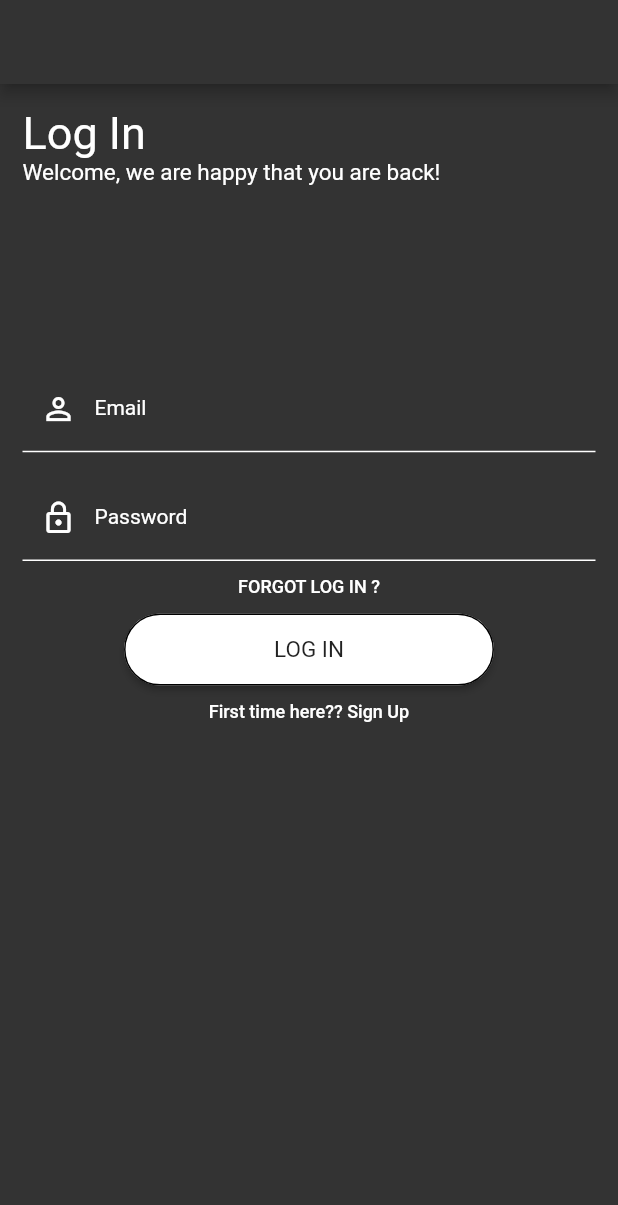
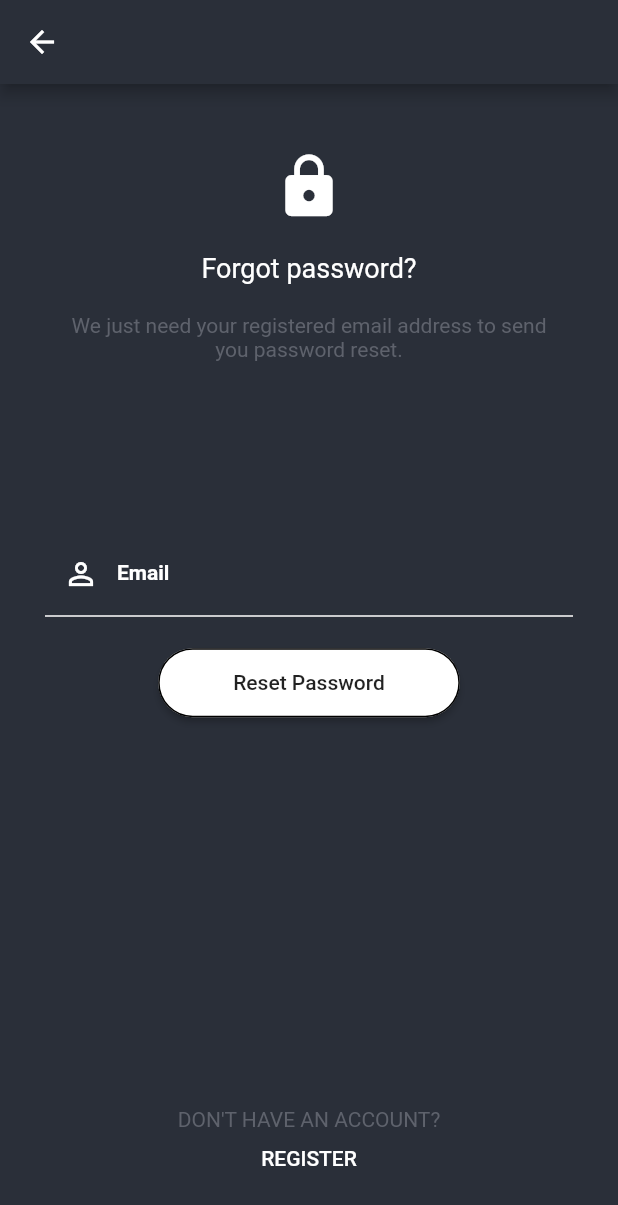
Before and after one commit to mahmoudalaa97/avid, a Flutter app: the screen it shows after launch, after a tap on "FORGOT LOG IN ?", on a phone screen of 412 x 824 dp. Shown: the top 1205 px of the screen. Run offline on Flutter 3.47's test engine with Material 2 defaults, Android fonts, the phone set to English and light mode, and no system bars; our stand-ins replace firebase_auth, firebase_database, firebase_storage, image_picker, shared_preferences, webview_flutter; missing offline and left inert: google_maps_webservice; accounts and stored records are empty.

Commit message:
add "style file" and "forgot password Screen" and "location piker screen"

```diff
--- /dev/null
+++ b/lib/screens/forgot_password_screen.dart
@@ -0,0 +1,230 @@
+import 'package:avid/services/auth.dart';
+import 'package:avid/utils/style.dart';
+import 'package:flutter/material.dart';
+
+import 'signup_screen.dart';
+
+class ForgotPasswordScreen extends StatefulWidget {
+  ForgotPasswordScreen({
+    this.auth,
+  });
+
+  final BaseAuth auth;
+
+  @override
+  _ForgotPasswordScreenState createState() => _ForgotPasswordScreenState();
+}
+
+class _ForgotPasswordScreenState extends State<ForgotPasswordScreen> {
+  ///------------------------------------------------  Parameters Section -------------------------------------///
+  //  _formKey and _autoValidate
+  final GlobalKey<FormState> _formKey = GlobalKey<FormState>();
+
+  //  For SnackBar
+  final GlobalKey<ScaffoldState> _scaffoldStateKey = GlobalKey<ScaffoldState>();
+
+  // Check  is valid or not
+  bool _autoValidate = false;
+
+  // To Save Email Here
+  String _email;
+
+  ///------------------------------------------------  BuildWidget Section -------------------------------------///
+  @override
+  Widget build(BuildContext context) {
+    return Scaffold(
+      key: _scaffoldStateKey,
+      appBar: AppBar(
+        backgroundColor: CColors.colorBackground,
+      ),
+      backgroundColor: CColors.colorBackground,
+      body: ListView(
+        shrinkWrap: true,
+        children: <Widget>[
+          Container(
+            height: MediaQuery.of(context).size.height - 80,
+            width: MediaQuery.of(context).size.width,
+            child: Column(
+              children: <Widget>[
+                Expanded(flex: 4, child: _buildHeaderWidget()),
+                Expanded(flex: 4, child: _buildBodyWidget()),
+                Expanded(flex: 2, child: _buildTileWidget())
+              ],
+            ),
+          ),
+        ],
+      ),
+    );
+  }
+
+  ///------------------------------------------------  Widget  Section -------------------------------------///
+  Widget _buildHeaderWidget() {
+    return Column(
+      children: <Widget>[
+        SizedBox(
+          height: 45,
+        ),
+        Icon(
+          Icons.lock,
+          color: CColors.white,
+          size: 47,
+        ),
+        SizedBox(
+          height: 20,
+        ),
+        Text("Forgot password?",
+            style: TextStyle(
+                color: Colors.white,
+                fontWeight: FontWeight.w400,
+                fontSize: 18)),
+        SizedBox(
+          height: 20,
+        ),
+        Padding(
+          padding: const EdgeInsets.only(left: 45, right: 45),
+          child: Text(
+            "We just need your registered email address to send you password reset.",
+            textWidthBasis: TextWidthBasis.parent,
+            textAlign: TextAlign.center,
+            style: TextStyle(color: Color(0xff5e626c), fontSize: 14),
+          ),
+        )
+      ],
+    );
+  }
+
+  Widget _buildBodyWidget() {
+    return Container(
+      margin: EdgeInsets.only(left: 30, right: 30),
+      child: Column(
+        children: <Widget>[
+          ////////////////////////////
+          ///   Email TextFiled   ///
+          ////////////////////////////
+          Form(
+            key: _formKey,
+            autovalidate: _autoValidate,
+            child: TextFormField(
+              onSaved: (email) {
+                _email = email;
+              },
+              validator: (email) {
+                Pattern pattern =
+                    r'^(([^<>()[\]\\.,;:\s@\"]+(\.[^<>()[\]\\.,;:\s@\"]+)*)|(\".+\"))@((\[[0-9]{1,3}\.[0-9]{1,3}\.[0-9]{1,3}\.[0-9]{1,3}\])|(([a-zA-Z\-0-9]+\.)+[a-zA-Z]{2,}))$';
+                RegExp regex = new RegExp(pattern);
+                if (!regex.hasMatch(email)) return 'Enter Valid Email';
+                if (email.length == 0)
+                  return 'Must Not Empty!';
+                else
+                  return null;
+              },
+              decoration: InputDecoration(
+                focusedBorder: Style.borderTextFormFiled,
+                enabledBorder: Style.borderTextFormFiled,
+                fillColor: Colors.white,
+                prefixIcon: Icon(
+                  Icons.person_outline,
+                  color: Colors.white,
+                ),
+                labelText: 'Email',
+                labelStyle: Style.styleTextFormFiled,
+              ),
+              keyboardType: TextInputType.emailAddress,
+              textInputAction: TextInputAction.next,
+              style: TextStyle(color: Colors.white),
+            ),
+          ),
+          SizedBox(
+            height: 20,
+          ),
+          RaisedButton(
+            onPressed: _validateAndSendForgotPassword,
+            child: Text(
+              "Reset Password",
+              textAlign: TextAlign.center,
+            ),
+            color: Colors.white,
+            shape: OutlineInputBorder(borderRadius: BorderRadius.circular(25)),
+            padding: EdgeInsets.only(left: 50, right: 50, top: 15, bottom: 15),
+          )
+        ],
+      ),
+    );
+  }
+
+  Widget _buildTileWidget() {
+    return Column(
+      mainAxisAlignment: MainAxisAlignment.end,
+      children: <Widget>[
+        Text(
+          "DON'T HAVE AN ACCOUNT?",
+          style: TextStyle(
+              color: Color(0xff5e626c),
+              fontSize: 14,
+              fontWeight: FontWeight.w400),
+        ),
+        FlatButton(
+          onPressed: _goToSignUpScreen,
+          child: Text(
+            "REGISTER",
+            style: TextStyle(color: Colors.white),
+          ),
+          materialTapTargetSize: MaterialTapTargetSize.shrinkWrap,
+        ),
+        SizedBox(
+          height: 10,
+        ),
+      ],
+    );
+  }
+
+  ///------------------------------------------------  Method  Section -------------------------------------///
+  void _validateAndSendForgotPassword() async {
+    if (_formKey.currentState.validate()) {
+      // If all data are correct then save data to out variables
+      _formKey.currentState.save();
+      //todo when success
+
+      try {
+        await widget.auth.resetPassword(email: _email);
+        _showSnackBarSuccess();
+      } catch (e) {
+        switch (e.code) {
+          case 'ERROR_USER_NOT_FOUND':
+            _scaffoldStateKey.currentState.showSnackBar(SnackBar(
+              content: Text('User Not Found'),
+              duration: Duration(milliseconds: 2000),
+              backgroundColor: Colors.red,
+              action: SnackBarAction(
+                label: 'Sign Up',
+                onPressed: () {
+                  _goToSignUpScreen();
+                },
+                textColor: CColors.white,
+              ),
+            ));
+            break;
+        }
+      }
+    } else {
+      // If all data are not valid then start auto validation.
+      setState(() {
+        _autoValidate = true;
+      });
+    }
+  }
+
+  /// Show Message when this SignUp is success
+  _showSnackBarSuccess() {
+    _formKey.currentState.reset();
+    _scaffoldStateKey.currentState.showSnackBar(SnackBar(
+      content: Text("Send Succesfuly"),
+      backgroundColor: Colors.green,
+    ));
+  }
+
+  void _goToSignUpScreen() {
+    Navigator.pushReplacement(
+        context, MaterialPageRoute(builder: (_) => SignUpScreen()));
+  }
+}
--- a/lib/screens/login_screen.dart
+++ b/lib/screens/login_screen.dart
@@ -1,5 +1,7 @@
+import 'package:avid/utils/style.dart';
 import 'package:flutter/material.dart';
 import '../services/auth.dart';
+import 'forgot_password_screen.dart';
 import 'signup_screen.dart';
 
 class LoginScreen extends StatefulWidget {
@@ -15,12 +17,8 @@ class LoginScreen extends StatefulWidget {
 
 class _LoginScreenState extends State<LoginScreen> {
   ///------------------------------------------------  Parameters Section -------------------------------------///
-  // black Color For BackGround
-  int colorBackground = 0xff333333;
 
-  TextStyle _styleTextFormFiled = TextStyle(color: Colors.white, fontSize: 14);
-  InputBorder _borderTextFormFiled =
-      UnderlineInputBorder(borderSide: BorderSide(color: Colors.white));
+
 
   // To Jump Next TextFormField Password
   FocusNode _passwordFocus = FocusNode();
@@ -47,9 +45,9 @@ class _LoginScreenState extends State<LoginScreen> {
     return Scaffold(
       key: _scaffoldStateKey,
       appBar: AppBar(
-        backgroundColor: Color(colorBackground),
+        backgroundColor: CColors.colorBackground,
       ),
-      backgroundColor: Color(colorBackground),
+      backgroundColor: CColors.colorBackground,
       body: ListView(
         children: <Widget>[
           buildHeaderTitle(),
@@ -79,8 +77,6 @@ class _LoginScreenState extends State<LoginScreen> {
               ///   Email TextFiled   ///
               ////////////////////////////
               TextFormField(
-
-
                 onSaved: (email) {
                   _email = email;
                 },
@@ -95,15 +91,15 @@ class _LoginScreenState extends State<LoginScreen> {
                     return null;
                 },
                 decoration: InputDecoration(
-                  focusedBorder: _borderTextFormFiled,
-                  enabledBorder: _borderTextFormFiled,
+                  focusedBorder: Style.borderTextFormFiled,
+                  enabledBorder:  Style.borderTextFormFiled,
                   fillColor: Colors.white,
                   prefixIcon: Icon(
                     Icons.person_outline,
                     color: Colors.white,
                   ),
                   labelText: 'Email',
-                  labelStyle: _styleTextFormFiled,
+                  labelStyle: Style.styleTextFormFiled,
                 ),
                 keyboardType: TextInputType.emailAddress,
                 textInputAction: TextInputAction.next,
@@ -132,14 +128,14 @@ class _LoginScreenState extends State<LoginScreen> {
                   }
                 },
                 decoration: InputDecoration(
-                  focusedBorder: _borderTextFormFiled,
-                  enabledBorder: _borderTextFormFiled,
+                  focusedBorder: Style.borderTextFormFiled,
+                  enabledBorder: Style.borderTextFormFiled,
                   prefixIcon: Icon(
                     Icons.lock_outline,
                     color: Colors.white,
                   ),
                   labelText: 'Password',
-                  labelStyle: _styleTextFormFiled,
+                  labelStyle: Style.styleTextFormFiled,
                 ),
                 keyboardType: TextInputType.text,
                 style: TextStyle(color: Colors.white),
@@ -194,7 +190,9 @@ class _LoginScreenState extends State<LoginScreen> {
   Widget buildForgotPassword() {
     return FlatButton(
         padding: EdgeInsets.all(0),
-        onPressed: () {},
+        onPressed: () {
+          Navigator.push(context, MaterialPageRoute(builder: (_)=>ForgotPasswordScreen(auth: Auth(),)));
+        },
         child: Text(
           "FORGOT LOG IN ?",
           style: TextStyle(color: Colors.white, fontSize: 12),
@@ -286,7 +284,7 @@ class _LoginScreenState extends State<LoginScreen> {
               onPressed: () {
                 goToSignUpScreen();
               },
-              textColor: Colors.black,
+              textColor: CColors.white,
             ),
           ));
           break;
--- /dev/null
+++ b/lib/utils/style.dart
@@ -0,0 +1,37 @@
+import 'package:flutter/material.dart';
+import 'package:path/path.dart';
+
+class Style {
+  //  Style to Text using in TextFormFiled
+  static const TextStyle styleTextFormFiled =
+      TextStyle(color: Colors.white, fontSize: 14, fontWeight: FontWeight.bold);
+
+  // Style to Border UnderLine using in TextFormFiled
+  static const InputBorder borderTextFormFiled =
+      UnderlineInputBorder(borderSide: BorderSide(color: Colors.white));
+
+  //-------------- SignUp Screen ---------------//
+  // Style to SubText using in TextFormFiled
+  static const TextStyle styleTextSubTitleSignUp = TextStyle(
+    color: Colors.white,
+    fontSize: 14,
+  );
+
+  //-------------- Search Location Screen ---------------//
+  // Style to Text Title using in ListTile
+  static const TextStyle styleTitleSearchLocation =
+      TextStyle(color: Colors.black, fontWeight: FontWeight.bold);
+
+  // Style to Text SubTitle using in ListTile
+  static const TextStyle styleSubTitleSearchLocation = TextStyle(fontSize: 11);
+}
+
+class CColors {
+  CColors._();
+
+  // black Color For BackGround
+  static const colorBackground = Color(0xff2a2f39);
+
+  // white Color For Text
+  static const white = Colors.white;
+}
--- a/pubspec.yaml
+++ b/pubspec.yaml
@@ -28,6 +28,8 @@ dependencies:
   firebase_auth:
   firebase_storage:
   image_picker:
+  flutter_google_places:
+  shared_preferences:
 
 dev_dependencies:
   flutter_test:
```
Also changed, not shown: lib/screens/signup_screen.dart (+130 -66 lines), lib/services/auth.dart (+20 -7 lines), lib/utils/search_location.dart (added, +219 -0 lines), lib/screens/location_piker_screen.dart (added), lib/utils/CustomWidgets/text_form_filed.dart (renamed from lib/utiltis/CustomWidgets/text_form_filed.dart), pubspec.lock, 1 other file.
